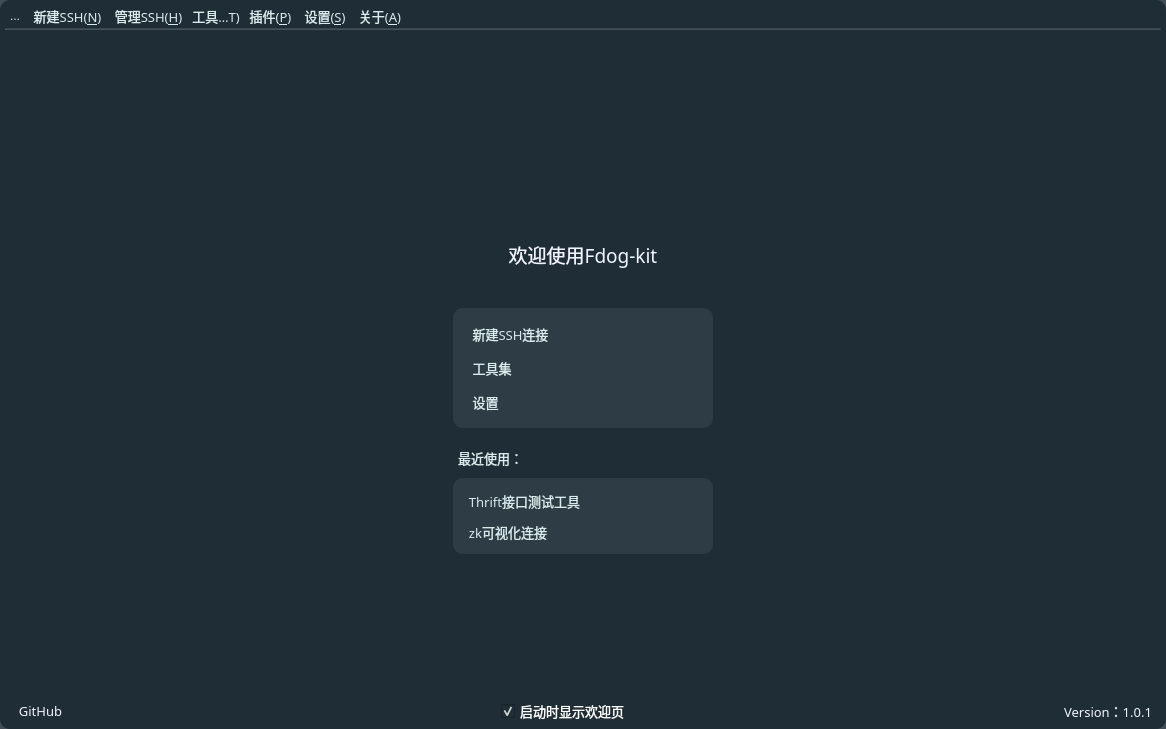
Above: mainwindow.ui from HuaGouFdog/Fdog-Kit before the change. Below: the same form after it.
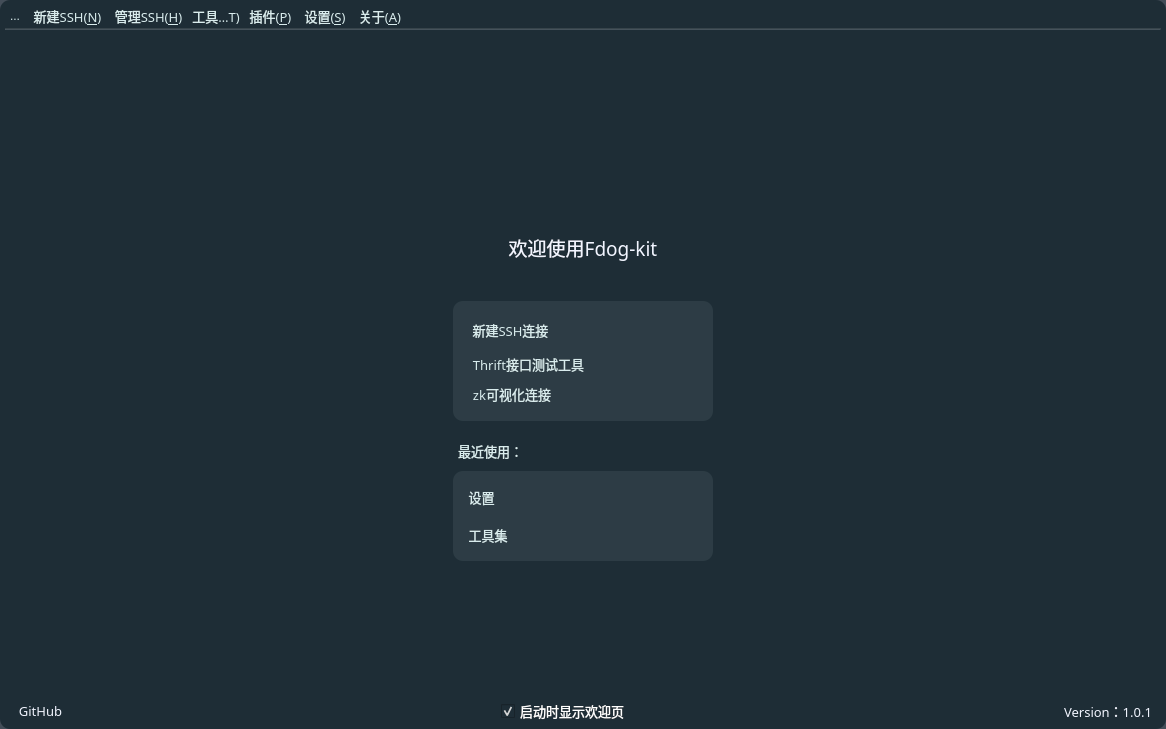
That is the form after the change. Icons and pictures are not drawn.

Diff of the .ui file:
```diff
--- a/mainwindow.ui
+++ b/mainwindow.ui
@@ -3432,6 +3432,12 @@
                                  <height>30</height>
                                 </size>
                                </property>
+                               <property name="maximumSize">
+                                <size>
+                                 <width>16777215</width>
+                                 <height>30</height>
+                                </size>
+                               </property>
                                <property name="font">
                                 <font>
                                  <family>OPPOSans B</family>
@@ -3480,19 +3486,13 @@
                               </widget>
                              </item>
                              <item>
-                              <widget class="QToolButton" name="widget_welcome_body_widget2_newCreate_newTool">
+                              <widget class="QToolButton" name="toolButton_thrift_tool">
                                <property name="sizePolicy">
                                 <sizepolicy hsizetype="Maximum" vsizetype="Maximum">
                                  <horstretch>50</horstretch>
                                  <verstretch>50</verstretch>
                                 </sizepolicy>
                                </property>
-                               <property name="minimumSize">
-                                <size>
-                                 <width>0</width>
-                                 <height>30</height>
-                                </size>
-                               </property>
                                <property name="font">
                                 <font>
                                  <family>OPPOSans B</family>
@@ -3522,7 +3522,7 @@
 }</string>
                                </property>
                                <property name="text">
-                                <string>工具集</string>
+                                <string>Thrift接口测试工具</string>
                                </property>
                                <property name="icon">
                                 <iconset resource="lib.qrc">
@@ -3540,19 +3540,13 @@
                               </widget>
                              </item>
                              <item>
-                              <widget class="QToolButton" name="widget_welcome_body_widget2_newCreate_setting">
+                              <widget class="QToolButton" name="toolButton_zk_tool">
                                <property name="sizePolicy">
                                 <sizepolicy hsizetype="Maximum" vsizetype="Maximum">
                                  <horstretch>50</horstretch>
                                  <verstretch>50</verstretch>
                                 </sizepolicy>
                                </property>
-                               <property name="minimumSize">
-                                <size>
-                                 <width>0</width>
-                                 <height>30</height>
-                                </size>
-                               </property>
                                <property name="font">
                                 <font>
                                  <family>OPPOSans B</family>
@@ -3560,6 +3554,9 @@
                                  <stylestrategy>PreferAntialias</stylestrategy>
                                 </font>
                                </property>
+                               <property name="layoutDirection">
+                                <enum>Qt::LeftToRight</enum>
+                               </property>
                                <property name="styleSheet">
                                 <string notr="true">QToolButton {
 	color: rgb(217, 236, 237);
@@ -3579,7 +3576,7 @@
 }</string>
                                </property>
                                <property name="text">
-                                <string>设置</string>
+                                <string>zk可视化连接</string>
                                </property>
                                <property name="icon">
                                 <iconset resource="lib.qrc">
@@ -3587,8 +3584,8 @@
                                </property>
                                <property name="iconSize">
                                 <size>
-                                 <width>20</width>
-                                 <height>20</height>
+                                 <width>18</width>
+                                 <height>18</height>
                                 </size>
                                </property>
                                <property name="toolButtonStyle">
@@ -3668,7 +3665,7 @@
                                <property name="minimumSize">
                                 <size>
                                  <width>260</width>
-                                 <height>0</height>
+                                 <height>80</height>
                                 </size>
                                </property>
                                <property name="maximumSize">
@@ -3687,13 +3684,19 @@
                                  <number>8</number>
                                 </property>
                                 <item>
-                                 <widget class="QToolButton" name="toolButton_thrift_tool">
+                                 <widget class="QToolButton" name="widget_welcome_body_widget2_newCreate_setting">
                                   <property name="sizePolicy">
                                    <sizepolicy hsizetype="Maximum" vsizetype="Maximum">
                                     <horstretch>50</horstretch>
                                     <verstretch>50</verstretch>
                                    </sizepolicy>
                                   </property>
+                                  <property name="minimumSize">
+                                   <size>
+                                    <width>0</width>
+                                    <height>30</height>
+                                   </size>
+                                  </property>
                                   <property name="font">
                                    <font>
                                     <family>OPPOSans B</family>
@@ -3701,9 +3704,6 @@
                                     <stylestrategy>PreferAntialias</stylestrategy>
                                    </font>
                                   </property>
-                                  <property name="layoutDirection">
-                                   <enum>Qt::LeftToRight</enum>
-                                  </property>
                                   <property name="styleSheet">
                                    <string notr="true">QToolButton {
 	color: rgb(217, 236, 237);
@@ -3723,7 +3723,7 @@
 }</string>
                                   </property>
                                   <property name="text">
-                                   <string>Thrift接口测试工具</string>
+                                   <string>设置</string>
                                   </property>
                                   <property name="icon">
                                    <iconset resource="lib.qrc">
@@ -3741,13 +3741,19 @@
                                  </widget>
                                 </item>
                                 <item>
-                                 <widget class="QToolButton" name="toolButton_zk_tool">
+                                 <widget class="QToolButton" name="widget_welcome_body_widget2_newCreate_newTool">
                                   <property name="sizePolicy">
                                    <sizepolicy hsizetype="Maximum" vsizetype="Maximum">
                                     <horstretch>50</horstretch>
                                     <verstretch>50</verstretch>
                                    </sizepolicy>
                                   </property>
+                                  <property name="minimumSize">
+                                   <size>
+                                    <width>0</width>
+                                    <height>30</height>
+                                   </size>
+                                  </property>
                                   <property name="font">
                                    <font>
                                     <family>OPPOSans B</family>
@@ -3777,7 +3783,7 @@
 }</string>
                                   </property>
                                   <property name="text">
-                                   <string>zk可视化连接</string>
+                                   <string>工具集</string>
                                   </property>
                                   <property name="icon">
                                    <iconset resource="lib.qrc">
@@ -3785,8 +3791,8 @@
                                   </property>
                                   <property name="iconSize">
                                    <size>
-                                    <width>18</width>
-                                    <height>18</height>
+                                    <width>20</width>
+                                    <height>20</height>
                                    </size>
                                   </property>
                                   <property name="toolButtonStyle">
```
Left out of the diff: 8 changed lines with no effect on the pictures.
